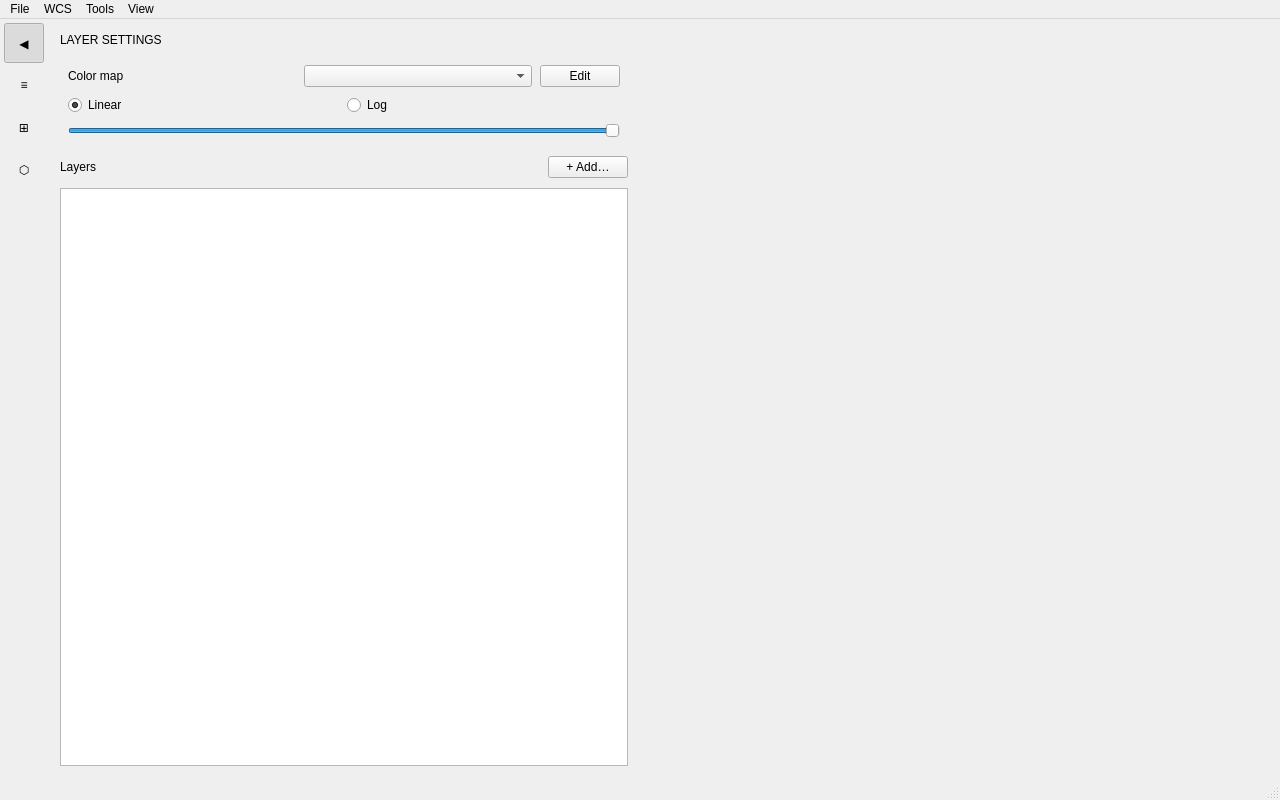
Old version of the form ui/vtkWindowImage.ui in the repository VisIVOLab/VisIVOVisualAnalytics.
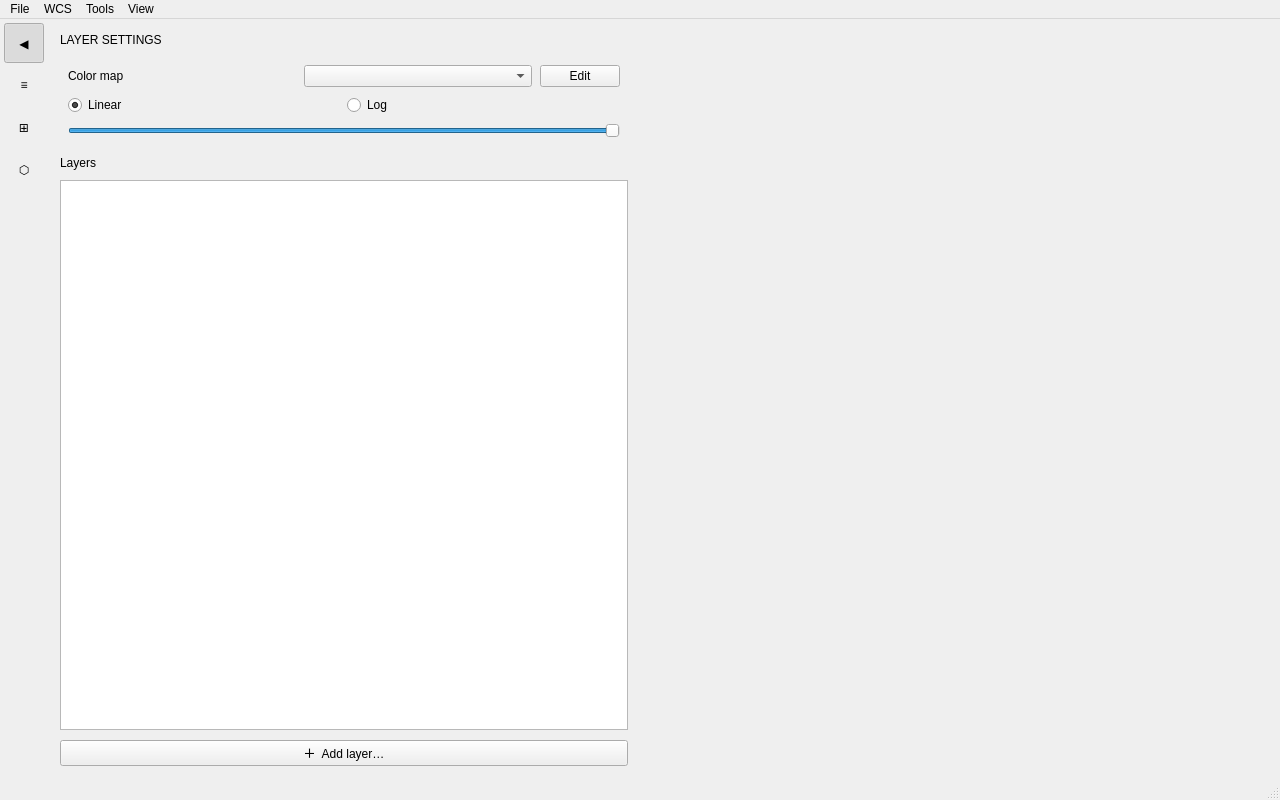
New version of the form. Custom widgets are drawn as their Qt base class.

Commit message: Revamp image viewer layers, modes, overlays

What changed in the file:
```diff
--- a/ui/vtkWindowImage.ui
+++ b/ui/vtkWindowImage.ui
@@ -229,20 +229,6 @@
                 <property name="text"><string>Layers</string></property>
                </widget>
               </item>
-              <item>
-               <widget class="QPushButton" name="btnAddLayer">
-                <property name="sizePolicy">
-                 <sizepolicy hsizetype="Fixed" vsizetype="Fixed">
-                  <horstretch>0</horstretch>
-                  <verstretch>0</verstretch>
-                 </sizepolicy>
-                </property>
-                <property name="text"><string>+ Add…</string></property>
-                <property name="toolTip">
-                 <string>Overlay another FITS image on this one (⌘L). It must cover some of the same sky.</string>
-                </property>
-               </widget>
-              </item>
              </layout>
             </item>
 
@@ -265,6 +251,15 @@
              </widget>
             </item>
 
+            <item>
+             <widget class="QPushButton" name="btnAddLayer">
+              <property name="text"><string>＋  Add layer…</string></property>
+              <property name="toolTip">
+               <string>Overlay another FITS image on this one (⌘L). It must cover some of the same sky.</string>
+              </property>
+             </widget>
+            </item>
+
            </layout>
           </widget>
 
```
Left out of the diff: 2 changed lines with no effect on the pictures. The commit also changes 25 other files.
